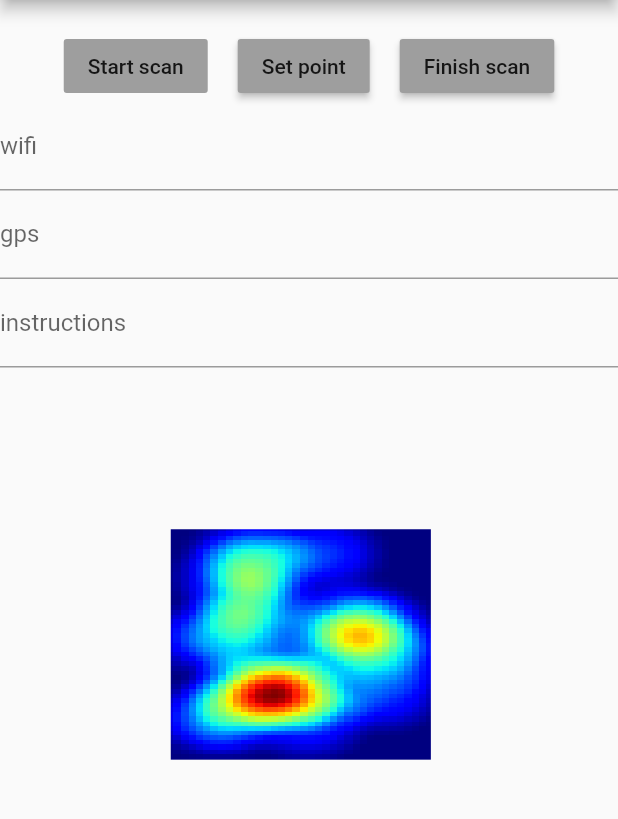
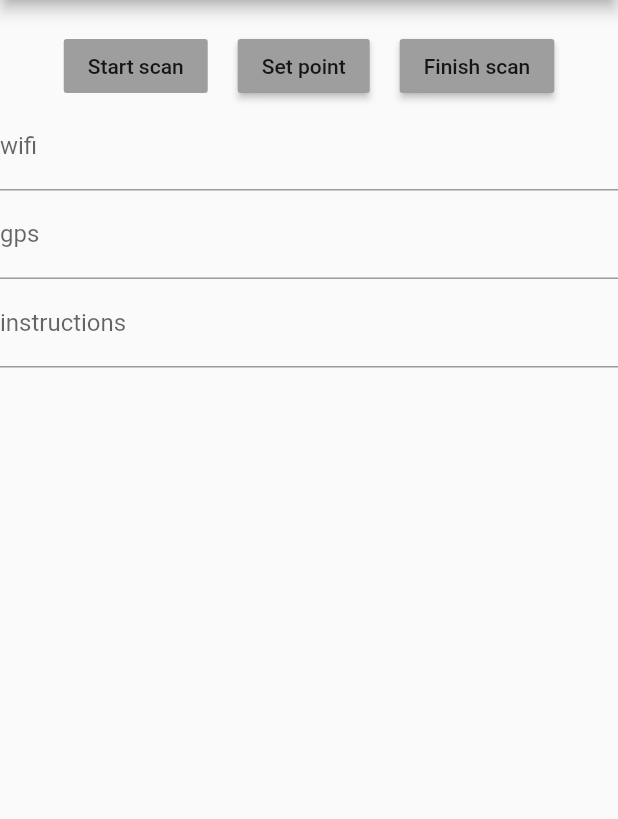
Before and after one commit to NotWorthIt/BetterWifi, a Flutter app: the screen it shows after launch, in the side drawer, after a tap on "Scan", on a phone screen of 412 x 824 dp, the part 84-903 px from its top. Run offline on Flutter 3.47's test engine with Material 2 defaults, Android fonts, the phone set to English and light mode, and no system bars; our stand-ins replace flutter_compass, logger, settings_ui, shared_preferences; missing offline and left inert: interpolate, wifi_info_plugin.

Commit message:
added ability to color our rectangle from a 2d array

```diff
--- a/lib/ScanPage.dart
+++ b/lib/ScanPage.dart
@@ -10,6 +10,7 @@ import 'dart:ui' as UI;
 import 'dart:typed_data';
 import 'SideDrawer.dart';
 import 'package:image/image.dart' as IMG;
+import 'package:interpolate/interpolate.dart';
 
 void main() => runApp(App());
 
@@ -50,18 +51,38 @@ class GpsPainter extends CustomPainter {
       ..color = Color(0xff638965)
       ..style = PaintingStyle.fill;
                                    */
-    double scale = 0.6;
+    double scale = 0.5;
     canvas.rotate(_repaint.value.toDouble() * math.pi / 180);
     canvas.scale(scale);
-    double imageHeight = _image.height.toDouble();
+    int resolutionRect = 100;
+    double imageHeight = resolutionRect.toDouble() * 4;
     double offsetHeight = -imageHeight * 1 * scale;
-
+    double colorLevels = 9.0;
 
     var paint1 = new Paint();
-    paint1.color = Color.fromARGB(255, 255, 255, 255);
-    if (_image != null) {
+    paint1.color = Color.fromARGB(255, 0, 255, 0);
+    var data = new List.generate(resolutionRect, (i) => List.filled(resolutionRect, 0));
+
+    Interpolate interR = Interpolate(
+      inputRange: [0, colorLevels],
+      outputRange: [255, 0],
+      extrapolate: Extrapolate.clamp,
+    );
+    Interpolate interG = Interpolate(
+      inputRange: [0, 9],
+      outputRange: [0, 255],
+      extrapolate: Extrapolate.clamp,
+    );
+    for(int i = 0; i < data.length; i++){
+      for(int j = 0; j < data[0].length; j++){
+        paint1.color = Color.fromARGB(255, interR.eval(data[i][j].toDouble()).toInt(), interG.eval(data[i][j].toDouble()).toInt(), 0);
+        canvas.drawRect(Offset(offsetHeight + i.toDouble()*4, offsetHeight + j.toDouble()*4) & Size(4,4), paint1);
+      }
+    }
+
+   /* if (_image != null) {
       canvas.drawImage(_image, Offset(offsetHeight, offsetHeight), paint1);
-    }
+    }*/
     //canvas.drawRect(Offset(0, 0) & Size(50, 100), paint1);
   }
 
--- a/pubspec.yaml
+++ b/pubspec.yaml
@@ -31,6 +31,7 @@ dependencies:
   english_words: ^3.1.5
   image: ^2.1.19
   settings_ui: ^0.5.0
+  interpolate: ^1.0.2+2
 
   # The following adds the Cupertino Icons font to your application.
   # Use with the CupertinoIcons class for iOS style icons.
```
Also changed, not shown: pubspec.lock.
